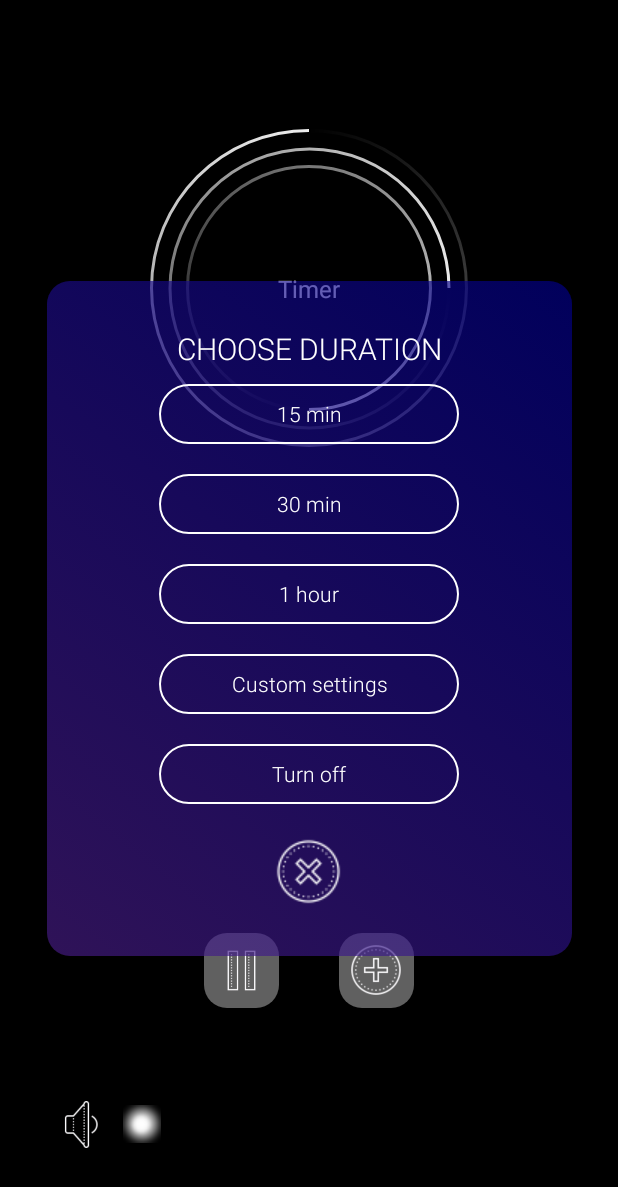
After one commit to ShevkoMarina/GoodSleep, an Android app: the fragment TimerFragment placed in its activity, on a phone screen of 412 x 824 dp. The commit adds this screen. Shown: the top 1187 px of the screen. Run offline under Robolectric (Android 15) with nearby library versions, the phone set to English and light mode, and no system bars; 4 statements that could not run were skipped.

Commit message:
Add timer fragment

```diff
--- a/app/src/main/java/com/example/goodsleep/CardActivity.java
+++ b/app/src/main/java/com/example/goodsleep/CardActivity.java
@@ -14,8 +14,10 @@ import android.os.Bundle;
 import android.view.KeyEvent;
 import android.view.View;
 import android.view.WindowManager;
+import android.widget.FrameLayout;
 import android.widget.ImageButton;
 import android.widget.ImageView;
+import android.widget.LinearLayout;
 import android.widget.SeekBar;
 import android.widget.TextView;
 import android.widget.TimePicker;
@@ -27,10 +29,10 @@ import java.util.Date;
 
 public class CardActivity extends AppCompatActivity {
 
-    ImageButton mPauseButton, mTimerButton, mAddButton;
+    ImageButton mPauseButton, mAddButton;
     SeekBar mVolumeBar;
     int tHours, tMinute;
-    TextView mTVTimer, tvSoundName;
+    TextView tvTimer, tvSoundName;
     MediaPlayer mPlayer;
     AudioManager mAudioManager;
     ImageView mCardActivityBackground;
@@ -48,18 +50,20 @@ public class CardActivity extends AppCompatActivity {
                 WindowManager.LayoutParams.FLAG_LAYOUT_NO_LIMITS
         );
 
-        //mPauseButton = findViewById(R.id.pauseButton);
-        //mTimerButton = findViewById(R.id.timerButton);
-        // mAddButton = findViewById(R.id. addSoundtrackButton);
+        getWindow().setFlags(WindowManager.LayoutParams.FLAG_TRANSLUCENT_NAVIGATION, WindowManager.LayoutParams.FLAG_TRANSLUCENT_NAVIGATION);
+
+        mPauseButton = findViewById(R.id.pauseButton);
+        tvTimer = findViewById(R.id.timer_tv);
+        mAddButton = findViewById(R.id. addSoundtrackButton);
         mVolumeBar = findViewById(R.id.volumeSeekBar);
         tvSoundName = findViewById(R.id.soundName);
         mCardActivityBackground = findViewById(R.id.card_activity_background);
         isMusicPlaying = true;
 
-        //  InitTimePicker();
+        InitTimePicker();
         InitVolumeBar();
-        //   InitPause();
-        //      InitAddButton();
+        InitPause();
+        InitAddButton();
 
         // Get info
         Intent intent = getIntent();
@@ -147,12 +151,13 @@ public class CardActivity extends AppCompatActivity {
 
 
     private void InitTimePicker() {
-        mTimerButton.setOnClickListener(new View.OnClickListener() {
+        /*
+        tvTimer.setOnClickListener(new View.OnClickListener() {
             @Override
             public void onClick(View v) {
                 TimePickerDialog timePickerDialog = new TimePickerDialog(
                         CardActivity.this,
-                        android.R.style.Theme_Holo_Dialog_MinWidth,
+                        android.R.style.Theme_Holo_Dialog_NoActionBar_MinWidth,
                         new TimePickerDialog.OnTimeSetListener() {
                             @Override
                             public void onTimeSet(TimePicker view, int hourOfDay, int minute) {
@@ -163,7 +168,7 @@ public class CardActivity extends AppCompatActivity {
                                 try {
                                     Date date = f24Hours.parse(time);
                                     SimpleDateFormat f12Hours = new SimpleDateFormat("hh:mm aa");
-                                    mTVTimer.setText(f12Hours.format(date));
+                                    tvTimer.setText(f12Hours.format(date));
                                 } catch (ParseException e) {
                                     e.printStackTrace();
                                 }
@@ -175,7 +180,20 @@ public class CardActivity extends AppCompatActivity {
                 timePickerDialog.show();
             }
         });
+         */
+
+        tvTimer.setOnClickListener(new View.OnClickListener() {
+            @Override
+            public void onClick(View view) {
+                fragmentManager = getSupportFragmentManager();
+                FragmentTransaction transaction = fragmentManager.beginTransaction();
+                TimerFragment fragment = new TimerFragment();
+                FrameLayout container = view.findViewById(R.id.timer_fragment_container);
+                transaction.add(R.id.timer_fragment_container, fragment).commit();
+            }
+        });
     }
+
 
     private void InitAddButton() {
         mAddButton.setOnClickListener(new View.OnClickListener() {
--- a/app/src/main/java/com/example/goodsleep/MainActivity.java
+++ b/app/src/main/java/com/example/goodsleep/MainActivity.java
@@ -40,6 +40,9 @@ public class MainActivity extends AppCompatActivity {
                 WindowManager.LayoutParams.FLAG_LAYOUT_NO_LIMITS,
                 WindowManager.LayoutParams.FLAG_LAYOUT_NO_LIMITS
         );
+
+
+        getWindow().setFlags(WindowManager.LayoutParams.FLAG_TRANSLUCENT_NAVIGATION, WindowManager.LayoutParams.FLAG_TRANSLUCENT_NAVIGATION);
 
         /*
         mPlayer1 = MediaPlayer.create(this, R.raw.kukushka);
--- /dev/null
+++ b/app/src/main/java/com/example/goodsleep/TimerFragment.java
@@ -0,0 +1,51 @@
+package com.example.goodsleep;
+
+import android.os.Bundle;
+
+import androidx.fragment.app.Fragment;
+
+import android.view.LayoutInflater;
+import android.view.View;
+import android.view.ViewGroup;
+import android.widget.ImageButton;
+
+
+public class TimerFragment extends Fragment {
+
+    private static final String ARG_PARAM1 = "param1";
+    private static final String ARG_PARAM2 = "param2";
+
+    private String mParam1;
+    private String mParam2;
+
+    private ImageButton cancelButton;
+
+    public TimerFragment() {
+        // Required empty public constructor
+    }
+
+    public static TimerFragment newInstance(String param1, String param2) {
+        TimerFragment fragment = new TimerFragment();
+        Bundle args = new Bundle();
+        // args.putString(ARG_PARAM1, param1);
+        //  args.putString(ARG_PARAM2, param2);
+        fragment.setArguments(args);
+        return fragment;
+    }
+
+    @Override
+    public void onCreate(Bundle savedInstanceState) {
+        super.onCreate(savedInstanceState);
+        if (getArguments() != null) {
+            //    mParam1 = getArguments().getString(ARG_PARAM1);
+            // mParam2 = getArguments().getString(ARG_PARAM2);
+        }
+    }
+
+    @Override
+    public View onCreateView(LayoutInflater inflater, ViewGroup container,
+                             Bundle savedInstanceState) {
+        // Inflate the layout for this fragment
+        return inflater.inflate(R.layout.timer_fragment, container, false);
+    }
+}
--- /dev/null
+++ b/app/src/main/res/drawable/background_fragments.xml
@@ -0,0 +1,14 @@
+<?xml version="1.0" encoding="utf-8"?>
+<selector xmlns:android="http://schemas.android.com/apk/res/android">
+    <item android:state_pressed="false"
+        android:state_enabled="true">
+        <shape android:shape="rectangle">
+            <gradient
+                android:type="linear"
+                android:angle="45"
+                android:startColor="#A5491d88"
+                android:endColor="#A501008e"/>
+            <corners android:radius="15dp" />
+        </shape>
+    </item>
+</selector>
--- /dev/null
+++ b/app/src/main/res/drawable/timer_fragment_buttons.xml
@@ -0,0 +1,19 @@
+<?xml version="1.0" encoding="utf-8"?>
+<selector xmlns:android="http://schemas.android.com/apk/res/android">
+    <item android:state_pressed="false"
+        android:state_enabled="true">
+        <shape android:shape="rectangle">
+            <solid android:color="@android:color/transparent" />
+            <stroke android:width="1dp" android:color="@android:color/white"/>
+            <corners android:radius="20dp" />
+        </shape>
+    </item>
+    <item android:state_pressed="true"
+        android:state_enabled="true">
+        <shape android:shape="rectangle">
+            <solid android:color="@android:color/transparent" />
+            <stroke android:width="2dp" android:color="@color/colorPrimary" />
+            <corners android:radius="20dp" />
+        </shape>
+    </item>>
+</selector>
--- a/app/src/main/res/layout/activity_card.xml
+++ b/app/src/main/res/layout/activity_card.xml
@@ -6,6 +6,7 @@
     android:id="@+id/card_activity_container"
     android:layout_width="match_parent"
     android:layout_height="match_parent"
+    style="@style/transparent"
     android:background="@android:color/black"
     tools:context=".CardActivity">
 
@@ -18,9 +19,11 @@
         android:layout_centerHorizontal="true"
         android:adjustViewBounds="true"
         android:scaleType="centerCrop"
+        app:layout_constraintBottom_toBottomOf="parent"
+        app:layout_constraintEnd_toEndOf="parent"
+        app:layout_constraintStart_toStartOf="parent"
         app:layout_constraintTop_toTopOf="parent"
-        tools:ignore="ContentDescription"
-        tools:layout_editor_absoluteX="0dp" />
+        tools:ignore="ContentDescription" />
 
     <TextView
         android:id="@+id/soundName"
@@ -114,6 +117,18 @@
             app:layout_constraintStart_toStartOf="@+id/progressBar"
             app:layout_constraintTop_toTopOf="@+id/progressBar" />
 
+        <TextView
+            android:textAlignment="center"
+            android:id="@+id/timer_tv"
+            android:layout_width="100dp"
+            android:layout_height="wrap_content"
+            android:text="Timer"
+            android:textSize="16sp"
+            app:layout_constraintBottom_toBottomOf="@+id/progressBar4"
+            app:layout_constraintEnd_toEndOf="@+id/progressBar4"
+            app:layout_constraintStart_toStartOf="@+id/progressBar4"
+            app:layout_constraintTop_toTopOf="@+id/progressBar4" />
+
 
     </androidx.constraintlayout.widget.ConstraintLayout>
 
@@ -131,13 +146,13 @@
 
         <LinearLayout
             android:layout_margin="20dp"
-            android:id="@+id/pauseButton"
             android:layout_width="50dp"
             android:layout_height="50dp"
             android:background="@drawable/button_background_trans"
             android:gravity="center">
 
             <ImageButton
+                android:id="@+id/pauseButton"
                 android:layout_width="35dp"
                 android:layout_height="35dp"
                 android:background="@android:color/transparent"
@@ -148,14 +163,13 @@
 
         <LinearLayout
             android:layout_margin="20dp"
-            android:id="@+id/addSoundtrackButton"
             android:layout_width="50dp"
             android:layout_height="50dp"
             android:background="@drawable/button_background_trans"
             android:gravity="center">
 
             <ImageButton
-
+                android:id="@+id/addSoundtrackButton"
                 android:layout_width="40dp"
                 android:layout_height="40dp"
                 android:background="@android:color/transparent"
@@ -165,4 +179,15 @@
         </LinearLayout>
     </LinearLayout>
 
+    <FrameLayout
+        android:id="@+id/timer_fragment_container"
+        android:layout_width="350dp"
+        android:layout_height="450dp"
+        app:layout_constraintBottom_toBottomOf="@+id/card_activity_background"
+        app:layout_constraintEnd_toEndOf="@+id/card_activity_background"
+        app:layout_constraintStart_toStartOf="@+id/card_activity_background"
+        app:layout_constraintTop_toTopOf="@+id/card_activity_background">
+
+    </FrameLayout>
+
 </androidx.constraintlayout.widget.ConstraintLayout>
--- /dev/null
+++ b/app/src/main/res/layout/timer_fragment.xml
@@ -0,0 +1,92 @@
+<?xml version="1.0" encoding="utf-8"?>
+<androidx.constraintlayout.widget.ConstraintLayout
+    xmlns:android="http://schemas.android.com/apk/res/android"
+    xmlns:app="http://schemas.android.com/apk/res-auto"
+    xmlns:tools="http://schemas.android.com/tools"
+    android:layout_width="match_parent"
+    android:layout_height="match_parent"
+    android:background="@drawable/background_fragments">
+
+    <HorizontalScrollView
+        android:layout_width="match_parent"
+        android:layout_height="match_parent"
+        android:padding="30dp"
+        tools:layout_editor_absoluteX="0dp"
+        tools:layout_editor_absoluteY="0dp">
+
+        <LinearLayout
+            android:layout_gravity="center"
+            android:gravity="center"
+            android:layout_width="wrap_content"
+            android:layout_height="match_parent"
+            android:orientation="vertical" >
+
+            <TextView
+                android:textAlignment="center"
+                android:textSize="20sp"
+                android:fontFamily="sans-serif-light"
+                android:id="@+id/textView"
+                android:textAllCaps="true"
+                android:layout_width="match_parent"
+                android:layout_height="wrap_content"
+                android:text="Choose duration" />
+
+            <Button
+                android:layout_margin="10dp"
+                android:layout_width="200dp"
+                android:layout_height="40dp"
+                android:textSize="14sp"
+                android:textAllCaps="false"
+                android:fontFamily="sans-serif-light"
+                android:background="@drawable/timer_fragment_buttons"
+                android:text="15 min"/>
+            <Button
+                android:layout_margin="10dp"
+                android:layout_width="200dp"
+                android:layout_height="40dp"
+                android:textSize="14sp"
+                android:textAllCaps="false"
+                android:fontFamily="sans-serif-light"
+                android:background="@drawable/timer_fragment_buttons"
+                android:text="30 min"/>
+            <Button
+                android:layout_margin="10dp"
+                android:layout_width="200dp"
+                android:textSize="14sp"
+                android:fontFamily="sans-serif-light"
+                android:layout_height="40dp"
+                android:textAllCaps="false"
+                android:background="@drawable/timer_fragment_buttons"
+                android:text="1 hour"/>
+
+            <Button
+                android:id="@+id/custom_timer_button"
+                android:layout_margin="10dp"
+                android:textSize="14sp"
+                android:fontFamily="sans-serif-light"
+                android:textAllCaps="false"
+                android:layout_width="200dp"
+                android:layout_height="40dp"
+                android:background="@drawable/timer_fragment_buttons"
+                android:text="Custom settings"/>
+            <Button
+                android:id="@+id/off_timer_button"
+                android:layout_margin="10dp"
+                android:textSize="14sp"
+                android:fontFamily="sans-serif-light"
+                android:textAllCaps="false"
+                android:layout_width="200dp"
+                android:layout_height="40dp"
+                android:background="@drawable/timer_fragment_buttons"
+                android:text="Turn off"/>
+
+            <ImageButton
+                android:id="@+id/cancel_button"
+                android:layout_marginTop="10dp"
+                android:layout_width="wrap_content"
+                android:layout_height="wrap_content"
+                android:background="@android:color/transparent"
+                android:src="@drawable/cancel_icon" />
+        </LinearLayout>
+    </HorizontalScrollView>
+</androidx.constraintlayout.widget.ConstraintLayout>
--- a/app/src/main/res/values/styles.xml
+++ b/app/src/main/res/values/styles.xml
@@ -20,4 +20,10 @@
         <item name="android:textColor">@android:color/white</item>
         <item name="android:itemBackground">@drawable/menu_dropdown_panel</item>
     </style>
+
+
+    <style name="transparent" parent="Theme.AppCompat.Light.NoActionBar">
+        <item name="android:windowTranslucentStatus">false</item> <item name="android:windowDrawsSystemBarBackgrounds">false</item>
+    </style>
+
 </resources>
```
Also changed, not shown: app/src/main/res/drawable/cancel_icon.png (added).
